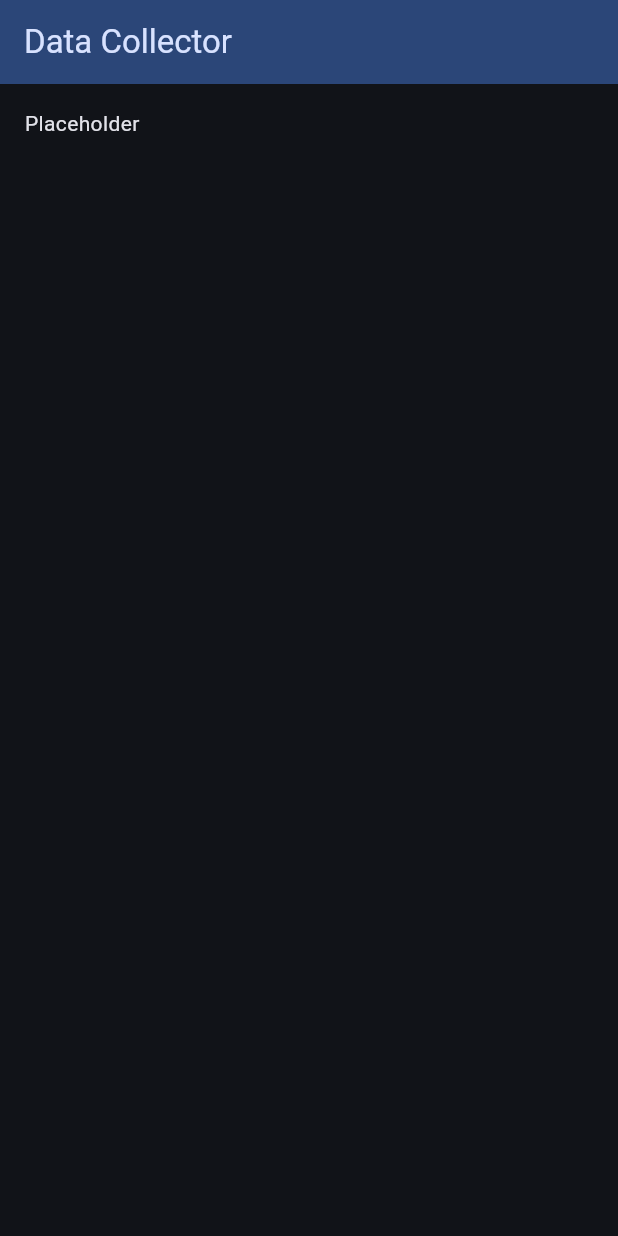
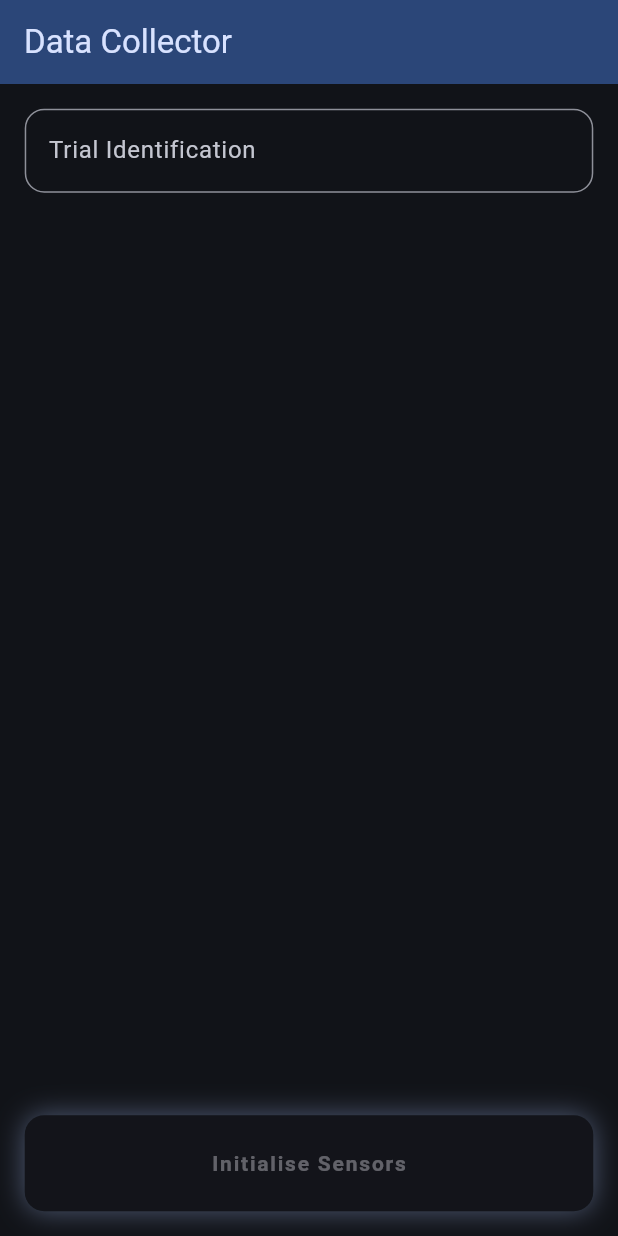
Before and after one commit to minguyeme/sprint_companion, a Flutter app: the screen it shows after launch, on a phone screen of 412 x 824 dp. Run offline on Flutter 3.47's test engine with Material 3 defaults, Android fonts, the phone set to English and light mode, and no system bars; our stand-ins replace csv, geolocator, rxdart, sensors_plus, share_plus.

Commit message:
wip(DataCollectorView)

```diff
--- a/lib/features/data_collector/data_collector_view.dart
+++ b/lib/features/data_collector/data_collector_view.dart
@@ -1,4 +1,5 @@
 import 'package:flutter/material.dart';
+import 'package:flutter/services.dart';
 import 'data_collector_view_model.dart';
 import 'data_collector_repository.dart';
 import '../../core/file_storage/file_management_repository.dart';
@@ -72,7 +73,131 @@ class _DataCollectorViewState extends State<DataCollectorView> {
           ),
           child: Column(
             crossAxisAlignment: CrossAxisAlignment.stretch,
-            children: [const Text('Placeholder')],
+            children: [
+              TextField(
+                controller: _viewModel.nameController,
+                decoration: InputDecoration(
+                  labelText: 'Trial Identification',
+                  hintText: 'walk_sprint_walk',
+                  hintStyle: theme.textTheme.bodyMedium?.copyWith(
+                    color: theme.colorScheme.onSurfaceVariant.withValues(
+                      alpha: 0.6,
+                    ),
+                  ),
+                  border: const OutlineInputBorder(
+                    borderRadius: BorderRadius.all(Radius.circular(13)),
+                  ),
+                  focusedBorder: OutlineInputBorder(
+                    borderRadius: BorderRadius.all(Radius.circular(13)),
+                    borderSide: BorderSide(
+                      color: theme.colorScheme.primary,
+                      width: 2,
+                    ),
+                  ),
+                ),
+              ),
+              Spacer(),
+              ListenableBuilder(
+                listenable: _viewModel,
+                builder: (context, child) {
+                  final (
+                    buttonLabel,
+                    bgColor,
+                    fgColor,
+                    action,
+                  ) = switch (_viewModel.collectorStatus) {
+                    CollectorStatus.inactive => (
+                      const Text('Initialise Sensors'),
+                      theme.colorScheme.surfaceContainer,
+                      theme.colorScheme.onSurface,
+                      () => _viewModel.initialiseScreen(
+                        uiOnFileError: _handleFileError,
+                        uiOnCollectorError: _handleCollectorError,
+                      ),
+                    ),
+                    CollectorStatus.initialising => (
+                      const Text('Initialise Sensors'),
+                      theme.colorScheme.surfaceContainer,
+                      theme.colorScheme.onSurface,
+                      null,
+                    ),
+                    CollectorStatus.idle => (
+                      const Text('Start Recording'),
+                      theme.colorScheme.primaryContainer,
+                      theme.colorScheme.onPrimaryContainer,
+                      () => _viewModel.handlePrimaryButtonPress(
+                        uiOnError: _handleCollectorError,
+                      ),
+                    ),
+                    CollectorStatus.recording => (
+                      const Text('Stop Recording'),
+                      theme.colorScheme.tertiaryContainer,
+                      theme.colorScheme.onTertiaryContainer,
+                      () => _viewModel.handlePrimaryButtonPress(
+                        uiOnError: _handleCollectorError,
+                      ),
+                    ),
+                    CollectorStatus.cached => (
+                      const Text('Save Recording'),
+                      theme.colorScheme.secondaryContainer,
+                      theme.colorScheme.onSecondaryContainer,
+                      () => _viewModel.handlePrimaryButtonPress(
+                        uiOnError: _handleCollectorError,
+                      ),
+                    ),
+                    CollectorStatus.processing => (
+                      const Text('Save Recording'),
+                      theme.colorScheme.primaryContainer,
+                      theme.colorScheme.onPrimaryContainer,
+                      null,
+                    ),
+                  };
+                  return AnimatedContainer(
+                    duration: Duration(milliseconds: 200),
+                    decoration: BoxDecoration(
+                      borderRadius: const BorderRadius.all(Radius.circular(13)),
+                      boxShadow: [
+                        if (action == null)
+                          BoxShadow(
+                            color: theme.colorScheme.primary.withValues(alpha: 0.4),
+                            blurStyle: BlurStyle.outer,
+                            blurRadius: 15,
+                          ),
+                      ],
+                    ),
+                    child: FilledButton.tonal(
+                      onPressed: action == null
+                          ? null
+                          : () async {
+                              await HapticFeedback.heavyImpact();
+                              action();
+                            },
+                      style: FilledButton.styleFrom(
+                        minimumSize: Size.fromHeight(
+                          mediaQuery.textScaler.scale(64),
+                        ),
+                        shape: const RoundedRectangleBorder(
+                          borderRadius: BorderRadius.all(Radius.circular(13)),
+                        ),
+                        backgroundColor: bgColor,
+                        foregroundColor: fgColor,
+                        disabledBackgroundColor: bgColor.withValues(
+                          alpha: 0.12,
+                        ),
+                        disabledForegroundColor: fgColor.withValues(
+                          alpha: 0.38,
+                        ),
+                        textStyle: theme.textTheme.labelLarge?.copyWith(
+                          fontWeight: FontWeight.bold,
+                          letterSpacing: 1.2,
+                        ),
+                      ),
+                      child: buttonLabel,
+                    ),
+                  );
+                },
+              ),
+            ],
           ),
         ),
       ),
```
